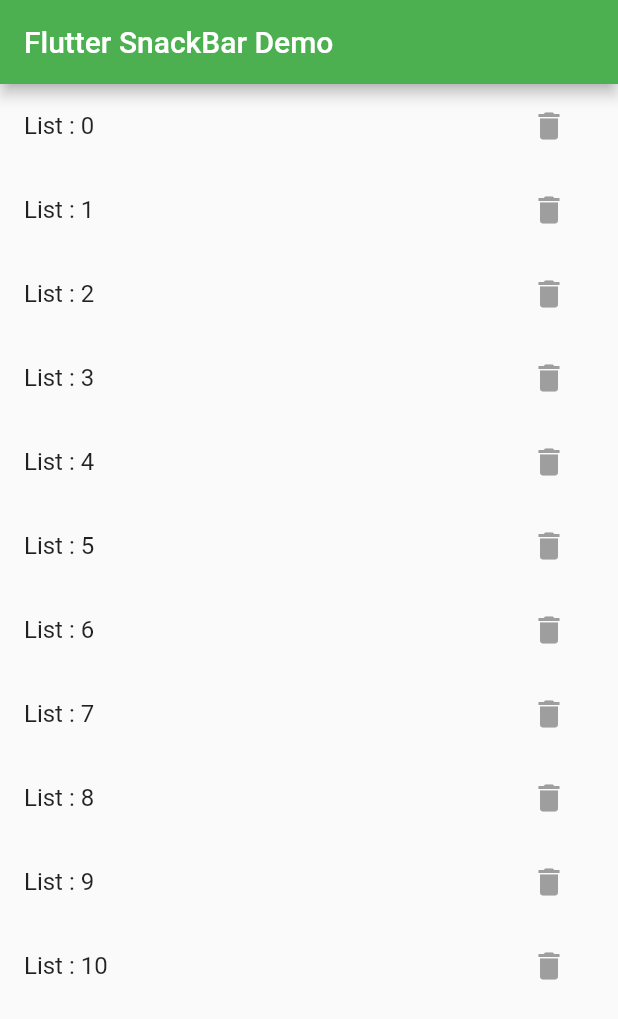
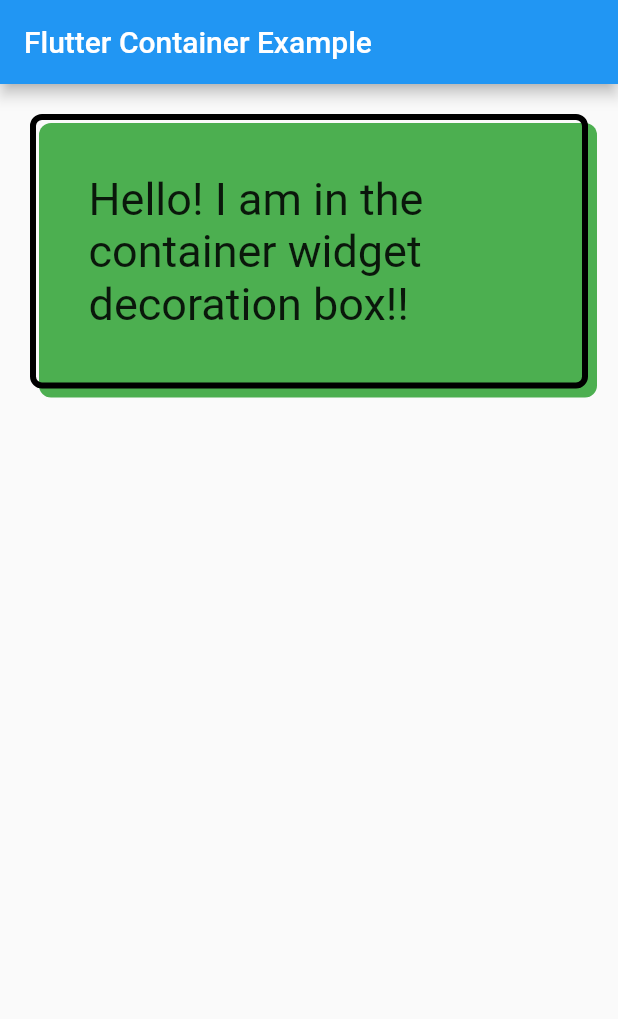
Before and after one commit to imsanjoykb/Flutter-For-Beginners, a Flutter app: the screen it shows after launch, on a phone screen of 412 x 824 dp. Shown: the top 1019 px of the screen. Run offline on Flutter 3.47's test engine with Material 2 defaults, Android fonts, the phone set to English and light mode, and no system bars; missing offline and left inert: dart:html.

Commit message:
Container File Added

```diff
--- a/lib/container.dart
+++ b/lib/container.dart
@@ -1,9 +1,9 @@
 import 'package:flutter/material.dart';
 
-void main() => runApp(MyApp());
+void main() => runApp(MyApp_container());
 
 /// This Widget is the main application widget.
-class MyApp extends StatelessWidget {
+class MyApp_container extends StatelessWidget {
   @override
   Widget build(BuildContext context) {
     return MaterialApp(
--- a/lib/main.dart
+++ b/lib/main.dart
@@ -6,8 +6,9 @@
 import 'routing.dart';
 import 'alertDialogs.dart';
 import 'tabBar.dart';
+import 'container.dart';
 
-void main() => runApp(MyApp_tabbar());
+void main() => runApp(MyApp_container());
 /*
 class SchoolofEngg extends StatelessWidget {
   @override
```
